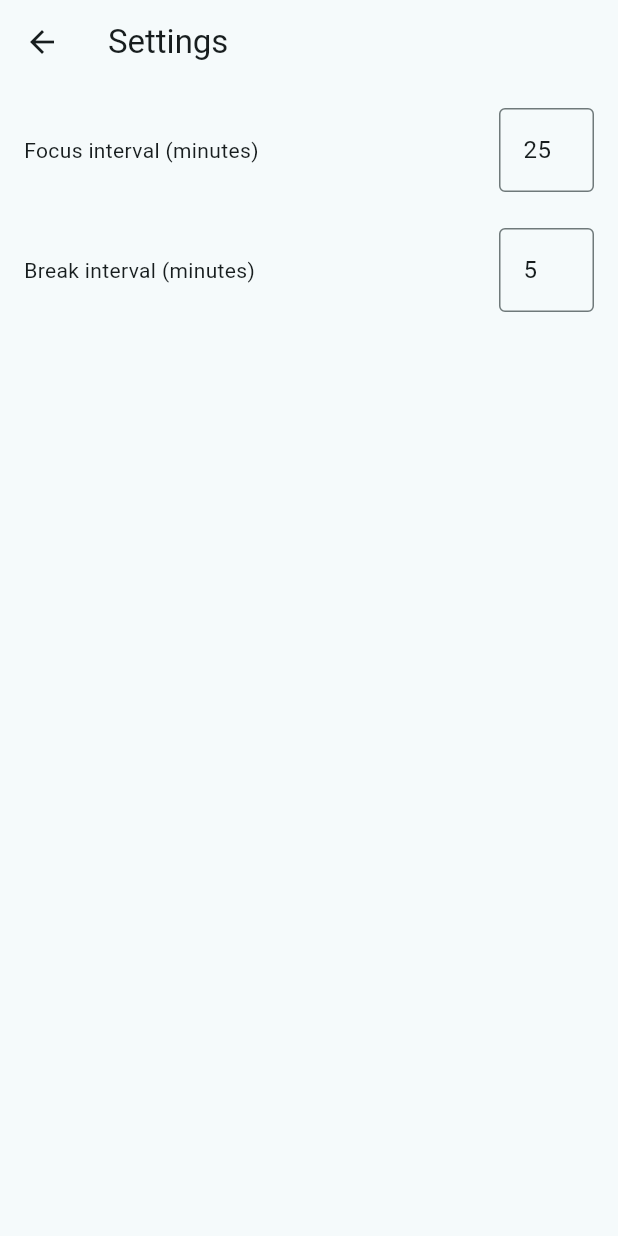
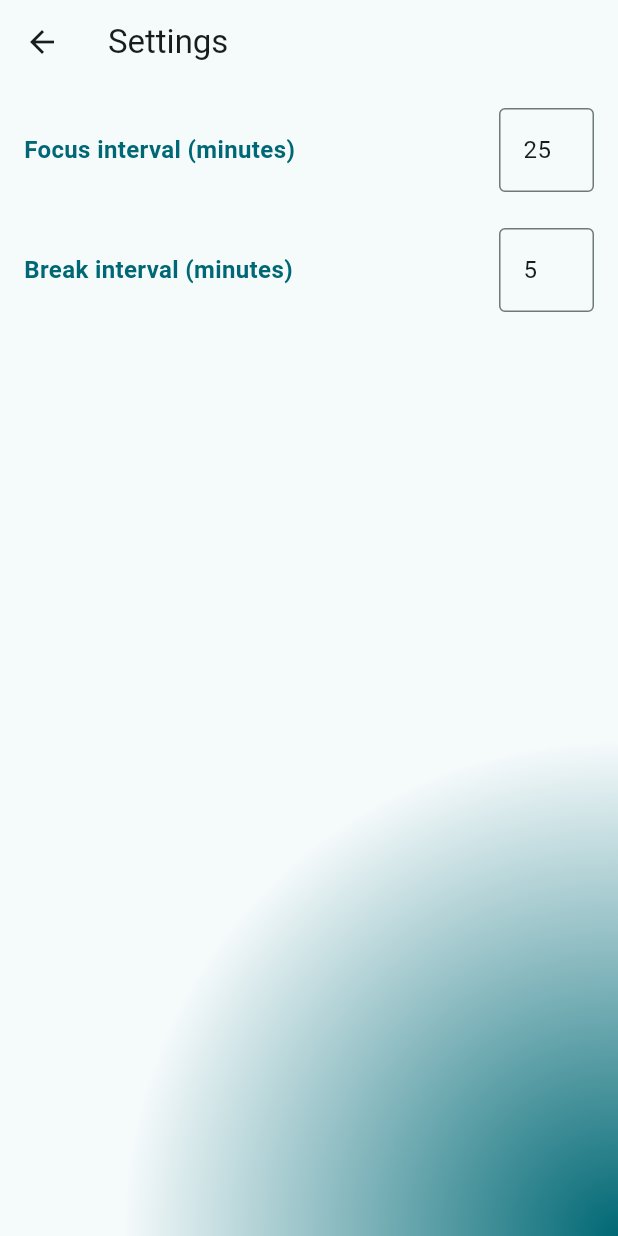
Before and after one commit to Georgemel7/Focus-Timer-with-Pomodoro, a Flutter app: the SettingsScreen screen opened directly, on a phone screen of 412 x 824 dp. Run offline on Flutter 3.47's test engine with Material 3 defaults, Android fonts, the phone set to English and light mode, and no system bars; drawn by our look-alikes of dynamic_color; our stand-ins replace flutter_local_notifications, hive, hive_flutter, shared_preferences, timezone; accounts and stored records are empty; statements that could not run were skipped.

Commit message:
feat: save user settings using SharedPreferences

```diff
--- a/lib/controllers/app_settings_controller.dart
+++ b/lib/controllers/app_settings_controller.dart
@@ -1,4 +1,5 @@
 import 'package:flutter/cupertino.dart';
+import 'package:shared_preferences/shared_preferences.dart';
 
 import '../models/app_settings.dart';
 
@@ -7,17 +8,39 @@ class AppSettingsController extends ChangeNotifier {
 
   AppSettings get settings => _settings;
 
+  static const String _breakKey  = 'break';
+  static const String _focusKey = 'focus';
+
   get focusInterval => _settings.focusInterval;
   get breakInterval => _settings.breakInterval;
 
+  final SharedPreferences prefs;
+
+  AppSettingsController({required this.prefs}) {
+    _loadSettings();
+  }
+
+  Future<void> _loadSettings() async {
+    final focus = prefs.getInt(_focusKey) ?? _settings.focusInterval;
+    final break_ = prefs.getInt(_breakKey) ?? _settings.breakInterval;
+
+    _settings = AppSettings(
+      focusInterval: focus,
+      breakInterval: break_,
+    );
+
+    notifyListeners();
+  }
 
   void setFocusInterval (int value) {
     _settings = _settings.copyWith(focusInterval: value);
+    prefs.setInt(_focusKey, value);
     notifyListeners();
   }
 
   void setBreakInterval (int value) {
     _settings = _settings.copyWith(breakInterval: value);
+    prefs.setInt(_breakKey, value);
     notifyListeners();
   }
 
--- a/lib/main.dart
+++ b/lib/main.dart
@@ -5,6 +5,7 @@ import 'package:focus_timer/services/notification_service.dart';
 import 'package:hive/hive.dart';
 import 'package:hive_flutter/adapters.dart';
 import 'package:provider/provider.dart';
+import 'package:shared_preferences/shared_preferences.dart';
 
 import 'controllers/app_settings_controller.dart';
 import 'data/activities_storage.dart';
@@ -29,6 +30,8 @@ void main() async {
 
   final sessionsBox = await Hive.openBox<ActivitySession>('sessions');
 
+  final prefs = await SharedPreferences.getInstance();
+
   final notificationService = NotificationService();
   await notificationService.init();
 
@@ -38,7 +41,7 @@ void main() async {
     MultiProvider(
       providers: [
         ChangeNotifierProvider(create: (context) => ActivitiesStorage()),
-        ChangeNotifierProvider(create: (context) => AppSettingsController()),
+        ChangeNotifierProvider(create: (context) => AppSettingsController(prefs: prefs)),
         Provider<NotificationService>(
           create: (_) => notificationService,
         ),
--- a/lib/screens/settings_screen.dart
+++ b/lib/screens/settings_screen.dart
@@ -18,10 +18,12 @@ class _SettingsScreenState extends State<SettingsScreen> {
   void initState() {
     super.initState();
     final appSettings = context.read<AppSettingsController>();
-    _focusController =
-        TextEditingController(text: (appSettings.focusInterval~/60).toString());
-    _breakController =
-        TextEditingController(text: (appSettings.breakInterval~/60).toString());
+    _focusController = TextEditingController(
+      text: (appSettings.focusInterval ~/ 60).toString(),
+    );
+    _breakController = TextEditingController(
+      text: (appSettings.breakInterval ~/ 60).toString(),
+    );
   }
 
   @override
@@ -37,7 +39,15 @@ class _SettingsScreenState extends State<SettingsScreen> {
       builder: (context, controller, _) {
         return Scaffold(
           appBar: AppBar(title: const Text('Settings')),
-          body: Padding(
+          body: Container(
+            decoration: BoxDecoration(
+              gradient: RadialGradient(
+                colors: [Theme.of(context).colorScheme.primary, Theme.of(context).colorScheme.surface],
+                center: Alignment.bottomRight,
+                radius: 0.8,
+              ),
+            ),
+            child: Padding(
               padding: const EdgeInsets.all(16.0),
               child: Column(
                 children: [
@@ -46,7 +56,12 @@ class _SettingsScreenState extends State<SettingsScreen> {
                       Expanded(
                         flex: 5,
                         child: Text(
-                        'Focus interval (minutes)'
+                          'Focus interval (minutes)',
+                          style: TextStyle(
+                            fontSize: 16,
+                            fontWeight: FontWeight.bold,
+                            color: Theme.of(context).colorScheme.primary,
+                          ),
                         ),
                       ),
                       Expanded(
@@ -60,7 +75,7 @@ class _SettingsScreenState extends State<SettingsScreen> {
                           onChanged: (value) {
                             final v = int.tryParse(value);
                             if (v != null && v > 0) {
-                            controller.setFocusInterval(v*60);
+                              controller.setFocusInterval(v * 60);
                             }
                           },
                         ),
@@ -73,7 +88,12 @@ class _SettingsScreenState extends State<SettingsScreen> {
                       Expanded(
                         flex: 5,
                         child: Text(
-                          'Break interval (minutes)'
+                          'Break interval (minutes)',
+                          style: TextStyle(
+                            fontSize: 16,
+                            fontWeight: FontWeight.bold,
+                            color: Theme.of(context).colorScheme.primary,
+                          ),
                         ),
                       ),
                       Expanded(
@@ -87,7 +107,7 @@ class _SettingsScreenState extends State<SettingsScreen> {
                           onChanged: (value) {
                             final v = int.tryParse(value);
                             if (v != null && v > 0) {
-                            controller.setBreakInterval(v*60);
+                              controller.setBreakInterval(v * 60);
                             }
                           },
                         ),
@@ -97,6 +117,7 @@ class _SettingsScreenState extends State<SettingsScreen> {
                 ],
               ),
             ),
+          ),
         );
       },
     );
--- a/pubspec.yaml
+++ b/pubspec.yaml
@@ -41,6 +41,8 @@ dependencies:
   path_provider: ^2.0.15
   flutter_local_notifications:
   timezone:
+  shared_preferences:
+
 
 dev_dependencies:
   flutter_test:
```
Also changed, not shown: pubspec.lock, 1 other file. Lines whose indentation alone changed are shown as unchanged.
